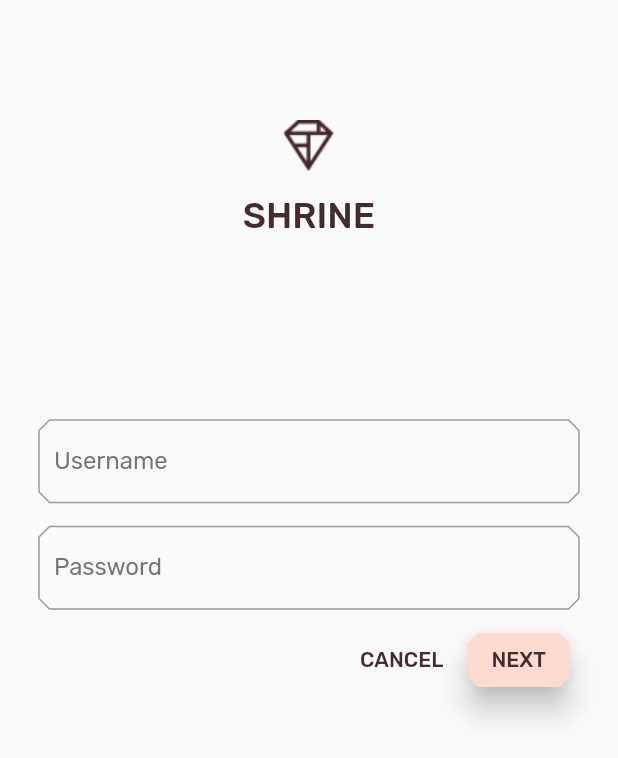
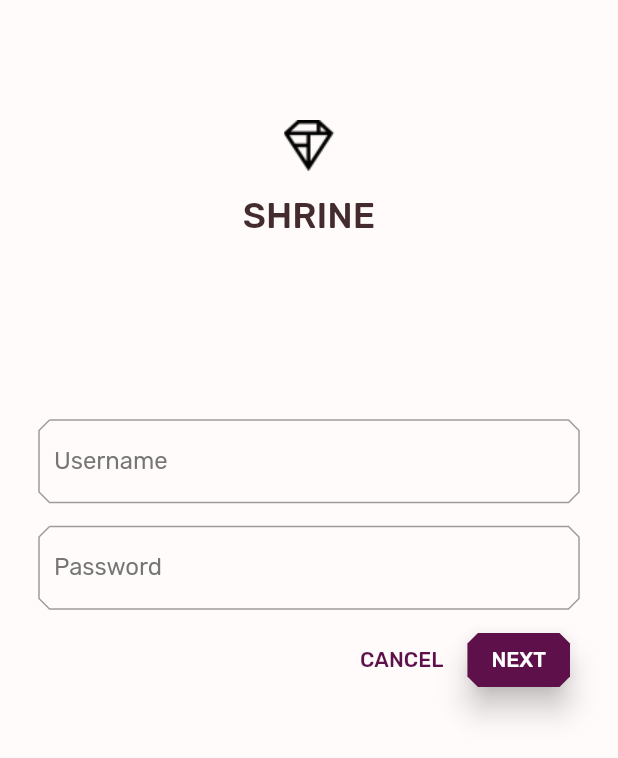
Before and after one commit to kaabourihassen/MDC-100-series, a Flutter app: the screen it shows after launch, on a phone screen of 412 x 824 dp. Shown: the top 758 px of the screen. Run offline on Flutter 3.47's test engine with Material 2 defaults, Android fonts, the phone set to English and light mode, and no system bars.

Commit message:
MDC-103 : try another theme

```diff
--- a/lib/colors.dart
+++ b/lib/colors.dart
@@ -10,4 +10,5 @@ const kShrineBrown900 = Color(0xFF442B2D);
 const kShrineErrorRed = Color(0xFFC5032B);
 
 const kShrineSurfaceWhite = Color(0xFFFFFBFA);
-const kShrineBackgroundWhite = Colors.white;
+const kShrinePurple = Color(0xFF5D1049);
+const kShrineBlack = Color(0xFF000000);
--- a/lib/home.dart
+++ b/lib/home.dart
@@ -14,7 +14,7 @@ class HomePage extends StatelessWidget {
     // TODO: Pass Category variable to AsymmetricView (104)
     return Scaffold(
       appBar: AppBar(
-        systemOverlayStyle: SystemUiOverlayStyle.dark,
+        systemOverlayStyle: SystemUiOverlayStyle.light,
         leading: IconButton(
           icon: const Icon(
             Icons.menu,
--- a/lib/login.dart
+++ b/lib/login.dart
@@ -13,6 +13,7 @@
 // limitations under the License.
 
 import 'package:flutter/material.dart';
+import 'colors.dart';
 
 class LoginPage extends StatefulWidget {
   const LoginPage({Key? key}) : super(key: key);
@@ -55,7 +56,7 @@ class _LoginPageState extends State<LoginPage> {
             const SizedBox(height: 80.0),
             Column(
               children: <Widget>[
-                Image.asset('assets/diamond.png'),
+                Image.asset('assets/diamond.png', color: kShrineBlack),
                 const SizedBox(height: 16.0),
                 Text(
                   'SHRINE',
```
Also changed, not shown: lib/app.dart (+7 -13 lines).
